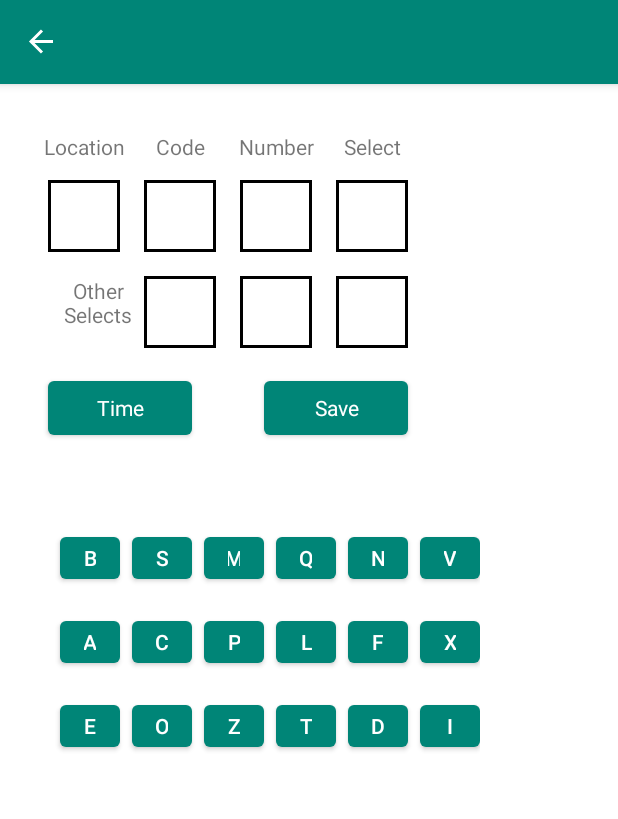
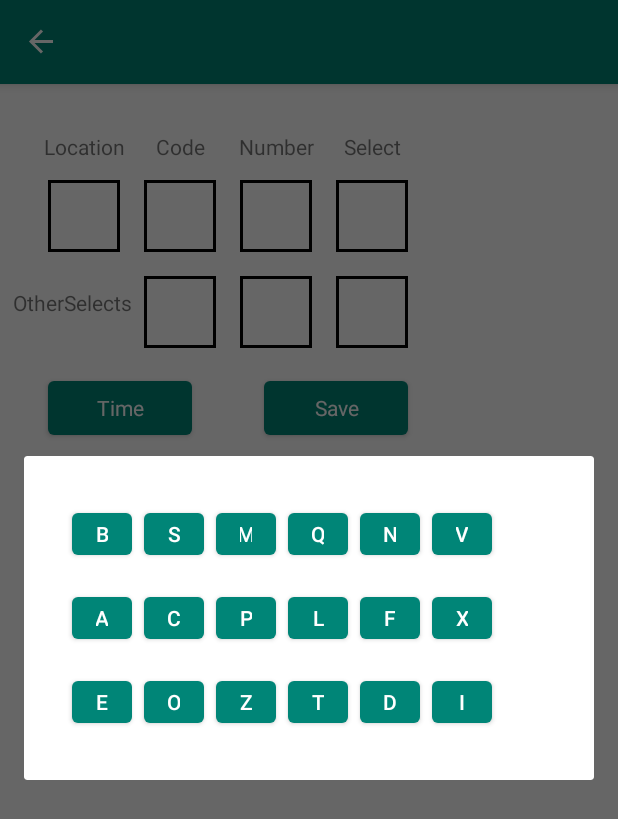
Before and after one commit to mattcs2401/RaceDayReminder, an Android app: the screen it shows after launch (MainActivity), after a tap on an icon or button, on a phone screen of 412 x 824 dp. Shown: the top 819 px of the screen. Run offline under Robolectric (Android 15) with nearby library versions, the phone set to English and light mode, and no system bars; our stand-ins replace Room's generated code, navigation-ui; 1 statement that could not run was skipped.

Commit message:
202010011024

```diff
--- /dev/null
+++ b/app/src/main/java/com/mcssoft/racedayreminder/interfaces/IKeyboard.kt
@@ -0,0 +1,11 @@
+package com.mcssoft.racedayreminder.interfaces
+
+interface IKeyboard {
+    fun setKbdLocValue(value: String)
+
+    fun setKbdCodeValue(value: String)
+
+    fun setKbdNumValue(value: String)
+
+    fun setKbdSelValue(value: String)
+}
--- /dev/null
+++ b/app/src/main/java/com/mcssoft/racedayreminder/ui/dialog/keyboard/KbdDialogBase.kt
@@ -0,0 +1,28 @@
+package com.mcssoft.racedayreminder.ui.dialog.keyboard
+
+import android.os.Bundle
+import android.view.View
+import android.view.WindowManager
+import androidx.fragment.app.DialogFragment
+import com.mcssoft.racedayreminder.interfaces.IKeyboard
+
+abstract class KbdDialogBase: DialogFragment(), View.OnClickListener {
+
+    abstract override fun onClick(view: View)
+
+    override fun onStart() {
+        super.onStart()
+        dialog?.window?.setLayout(
+            WindowManager.LayoutParams.MATCH_PARENT,
+            WindowManager.LayoutParams.WRAP_CONTENT
+        )
+    }
+
+    override fun onViewCreated(view: View, savedInstanceState: Bundle?) {
+        super.onViewCreated(view, savedInstanceState)
+
+        setupDisplayElements()
+    }
+
+    abstract fun setupDisplayElements()
+}
--- /dev/null
+++ b/app/src/main/java/com/mcssoft/racedayreminder/ui/dialog/keyboard/KbdLocationDialog.kt
@@ -0,0 +1,117 @@
+package com.mcssoft.racedayreminder.ui.dialog.keyboard
+
+import android.os.Bundle
+import android.view.LayoutInflater
+import android.view.View
+import android.view.ViewGroup
+import android.widget.Button
+import com.mcssoft.racedayreminder.databinding.KbdLocationBinding
+import com.mcssoft.racedayreminder.interfaces.IKeyboard
+
+class KbdLocationDialog(private var iKeyboard: IKeyboard): KbdDialogBase() {
+
+    companion object {
+        const val TAG = "KbdLocationDialog"
+    }
+
+    //<editor-fold default state="collapsed" desc="Region: Lifecycle">
+    override fun onCreateView(inflater: LayoutInflater, container: ViewGroup?, savedInstanceState: Bundle?): View? {
+//        return super.onCreateView(inflater, container, savedInstanceState)
+        binding = KbdLocationBinding.inflate(inflater, container, false)
+        return binding.root
+    }
+    //</editor-fold>
+
+    //<editor-fold default state="collapsed" desc="Region: Click Listener">
+    override fun onClick(view: View) {
+        when(view.id) {
+            btnLocA.id -> value = "A"
+            btnLocB.id -> value = "B"
+            btnLocC.id -> value = "C"
+            btnLocD.id -> value = "D"
+            btnLocE.id -> value = "E"
+            btnLocF.id -> value = "F"
+            btnLocI.id -> value = "I"
+            btnLocL.id -> value = "L"
+            btnLocM.id -> value = "M"
+            btnLocN.id -> value = "N"
+            btnLocO.id -> value = "O"
+            btnLocP.id -> value = "P"
+            btnLocQ.id -> value = "Q"
+            btnLocS.id -> value = "S"
+            btnLocT.id -> value = "T"
+            btnLocV.id -> value = "V"
+            btnLocX.id -> value = "X"
+            btnLocZ.id -> value = "Z"
+        }
+        iKeyboard.setKbdLocValue(value)
+        dismiss()
+    }
+    //</editor-fold>
+
+    //<editor-fold default state="collapsed" desc="Region: Utility">
+    override fun setupDisplayElements() {
+        btnLocA = binding.idBtnLocA
+        btnLocA.setOnClickListener(this)
+        btnLocB = binding.idBtnLocB
+        btnLocB.setOnClickListener(this)
+        btnLocC = binding.idBtnLocC
+        btnLocC.setOnClickListener(this)
+        btnLocD = binding.idBtnLocD
+        btnLocD.setOnClickListener(this)
+        btnLocE = binding.idBtnLocE
+        btnLocE.setOnClickListener(this)
+        btnLocF = binding.idBtnLocF
+        btnLocF.setOnClickListener(this)
+        btnLocI = binding.idBtnLocI
+        btnLocI.setOnClickListener(this)
+        btnLocL = binding.idBtnLocL
+        btnLocL.setOnClickListener(this)
+        btnLocM = binding.idBtnLocM
+        btnLocM.setOnClickListener(this)
+        btnLocN = binding.idBtnLocN
+        btnLocN.setOnClickListener(this)
+        btnLocO = binding.idBtnLocO
+        btnLocO.setOnClickListener(this)
+        btnLocP = binding.idBtnLocP
+        btnLocP.setOnClickListener(this)
+        btnLocQ = binding.idBtnLocQ
+        btnLocQ.setOnClickListener(this)
+        btnLocS = binding.idBtnLocS
+        btnLocS.setOnClickListener(this)
+        btnLocT = binding.idBtnLocT
+        btnLocT.setOnClickListener(this)
+        btnLocV = binding.idBtnLocV
+        btnLocV.setOnClickListener(this)
+        btnLocX = binding.idBtnLocX
+        btnLocX.setOnClickListener(this)
+        btnLocZ = binding.idBtnLocZ
+        btnLocZ.setOnClickListener(this)
+    }
+    //</editor-fold>
+
+    //<editor-fold default state="collapsed" desc="Region: Private vars">
+    private lateinit var binding: KbdLocationBinding
+
+    private lateinit var btnLocA: Button
+    private lateinit var btnLocB: Button
+    private lateinit var btnLocC: Button
+    private lateinit var btnLocD: Button
+    private lateinit var btnLocE: Button
+    private lateinit var btnLocF: Button
+    private lateinit var btnLocI: Button
+    private lateinit var btnLocL: Button
+    private lateinit var btnLocM: Button
+    private lateinit var btnLocN: Button
+    private lateinit var btnLocO: Button
+    private lateinit var btnLocP: Button
+    private lateinit var btnLocQ: Button
+    private lateinit var btnLocS: Button
+    private lateinit var btnLocT: Button
+    private lateinit var btnLocV: Button
+    private lateinit var btnLocX: Button
+    private lateinit var btnLocZ: Button
+
+    private lateinit var value: String
+    //</editor-fold>
+}
--- a/app/src/main/java/com/mcssoft/racedayreminder/ui/fragment/EditFragment.kt
+++ b/app/src/main/java/com/mcssoft/racedayreminder/ui/fragment/EditFragment.kt
@@ -1,23 +1,21 @@
 package com.mcssoft.racedayreminder.ui.fragment
 
 import android.os.Bundle
-import android.view.LayoutInflater
-import android.view.View
-import android.view.ViewGroup
-import android.view.ViewStub
+import android.view.*
 import android.widget.Button
 import android.widget.TextView
-import android.widget.Toast
 import androidx.appcompat.widget.Toolbar
 import androidx.fragment.app.Fragment
 import com.google.android.material.bottomnavigation.BottomNavigationView
 import com.mcssoft.racedayreminder.R
 import com.mcssoft.racedayreminder.databinding.EditFragmentBinding
+import com.mcssoft.racedayreminder.interfaces.IKeyboard
 import com.mcssoft.racedayreminder.interfaces.ITimePicker
+import com.mcssoft.racedayreminder.ui.dialog.keyboard.KbdLocationDialog
+import com.mcssoft.racedayreminder.ui.dialog.keyboard.KbdCodeDialog
 import kotlinx.android.synthetic.main.main_activity.*
-import org.koin.android.ext.android.bind
 
-class EditFragment: Fragment(), View.OnClickListener, ITimePicker {
+class EditFragment: Fragment(), View.OnClickListener, ITimePicker, IKeyboard {
 
     //<editor-fold default state="collapsed" desc="Region: Lifecycle">
     override fun onCreateView(inflater: LayoutInflater, container: ViewGroup?,
@@ -36,7 +34,6 @@ class EditFragment: Fragment(), View.OnClickListener, ITimePicker {
     //<editor-fold default state="collapsed" desc="Region: Utility">
     /**
      * Setup base UI elements.
-     * @Note Called by the initialiseUI() method.
      */
     private fun setupDisplayElements() {
         // Hide the bottom nav view.
@@ -60,20 +57,19 @@ class EditFragment: Fragment(), View.OnClickListener, ITimePicker {
         tvSel4.setOnClickListener(this)
         btnTime = binding.idBtnTime
         btnTime.setOnClickListener(this)
-
-//        viewStub = binding.idViewStub  // <- this shows as an error but still compiles etc.
-        viewStub = activity?.findViewById(R.id.id_view_stub) as ViewStub
-
     }
     //</editor-fold>
 
     //<editor-fold default state="collapsed" desc="Region: OnClickListener">
     override fun onClick(view: View) {
+        val bp = ""
         when(view.id) {
             tvLoc.id -> {
-                viewStub.layoutResource = R.layout.kbd_location
-                viewStub.inflate()
-                Toast.makeText(activity, "Location selected.", Toast.LENGTH_SHORT).show() }
+                KbdLocationDialog(this).show(requireActivity().supportFragmentManager, KbdLocationDialog.TAG)
+            }
+            tvCode.id -> {
+                KbdCodeDialog(this).show(requireActivity().supportFragmentManager, KbdCodeDialog.TAG)
+            }
         }
     }
     //</editor-fold>
@@ -82,6 +78,25 @@ class EditFragment: Fragment(), View.OnClickListener, ITimePicker {
     override fun setTime(time: Long) {
         // TODO("Not yet implemented")
     }
+    //</editor-fold>
+
+    //<editor-fold default state="collapsed" desc="Region: IKeyboard">
+    override fun setKbdLocValue(value: String) {
+        tvLoc.text = value
+    }
+
+    override fun setKbdCodeValue(value: String) {
+        tvCode.text = value
+    }
+
+    override fun setKbdNumValue(value: String) {
+        tvNum.text = value
+    }
+
+    override fun setKbdSelValue(value: String) {
+        tvSel.text = value
+    }
+
     //</editor-fold>
 
     private lateinit var binding: EditFragmentBinding//? = null
@@ -97,7 +112,4 @@ class EditFragment: Fragment(), View.OnClickListener, ITimePicker {
     private lateinit var tvSel4: TextView
 
     private lateinit var btnTime: Button
-
-    private lateinit var viewStub: ViewStub
-
 }
--- a/app/src/main/res/layout/edit_fragment.xml
+++ b/app/src/main/res/layout/edit_fragment.xml
@@ -1,5 +1,6 @@
 <?xml version="1.0" encoding="utf-8"?>
-<androidx.constraintlayout.widget.ConstraintLayout xmlns:android="http://schemas.android.com/apk/res/android"
+<androidx.constraintlayout.widget.ConstraintLayout
+    xmlns:android="http://schemas.android.com/apk/res/android"
     xmlns:app="http://schemas.android.com/apk/res-auto"
     xmlns:tools="http://schemas.android.com/tools"
     android:id="@+id/id_edit_fragment"
@@ -7,17 +8,6 @@
     android:layout_height="match_parent"
     android:visibility="visible"
     tools:context=".ui.fragment.EditFragment">
-
-
-    <!--    <ViewStub-->
-    <!--        android:id="@+id/id_edit_single_view_stub"-->
-    <!--        android:layout_width="match_parent"-->
-    <!--        android:layout_height="wrap_content"-->
-    <!--        android:layout_marginTop="32dp"-->
-    <!--        android:layout="@layout/edit_single"-->
-    <!--        app:layout_constraintEnd_toEndOf="parent"-->
-    <!--        app:layout_constraintStart_toStartOf="parent"-->
-    <!--        app:layout_constraintTop_toTopOf="@+id/guideline" />-->
 
     <androidx.constraintlayout.widget.Guideline
         android:id="@+id/id_guideline_h_top"
@@ -33,6 +23,8 @@
         android:layout_marginStart="32dp"
         android:layout_marginTop="32dp"
         android:background="@drawable/tv_border"
+        android:gravity="center_horizontal|center_vertical"
+        android:textAppearance="@android:style/TextAppearance.Material.Large"
         app:layout_constraintStart_toStartOf="parent"
         app:layout_constraintTop_toTopOf="@+id/id_guideline_h_top"
         tools:visibility="visible" />
@@ -44,6 +36,8 @@
         android:layout_marginStart="16dp"
         android:layout_marginTop="32dp"
         android:background="@drawable/tv_border"
+        android:gravity="center_horizontal|center_vertical"
+        android:textAppearance="@android:style/TextAppearance.Material.Large"
         app:layout_constraintStart_toEndOf="@+id/id_tv_loc"
         app:layout_constraintTop_toTopOf="@+id/id_guideline_h_top" />
 
@@ -54,6 +48,8 @@
         android:layout_marginStart="16dp"
         android:layout_marginTop="32dp"
         android:background="@drawable/tv_border"
+        android:gravity="center_horizontal|center_vertical"
+        android:textAppearance="@android:style/TextAppearance.Material.Large"
         app:layout_constraintStart_toEndOf="@+id/id_tv_code"
         app:layout_constraintTop_toTopOf="@+id/id_guideline_h_top" />
 
@@ -64,6 +60,8 @@
         android:layout_marginStart="16dp"
         android:layout_marginTop="32dp"
         android:background="@drawable/tv_border"
+        android:gravity="center_horizontal|center_vertical"
+        android:textAppearance="@android:style/TextAppearance.Material.Large"
         app:layout_constraintStart_toEndOf="@+id/id_tv_num"
         app:layout_constraintTop_toTopOf="@+id/id_guideline_h_top" />
 
@@ -74,6 +72,8 @@
         android:layout_marginStart="96dp"
         android:layout_marginTop="96dp"
         android:background="@drawable/tv_border"
+        android:gravity="center_horizontal|center_vertical"
+        android:textAppearance="@android:style/TextAppearance.Material.Large"
         app:layout_constraintStart_toStartOf="parent"
         app:layout_constraintTop_toTopOf="@+id/id_guideline_h_top" />
 
@@ -84,6 +84,8 @@
         android:layout_marginStart="16dp"
         android:layout_marginTop="96dp"
         android:background="@drawable/tv_border"
+        android:gravity="center_horizontal|center_vertical"
+        android:textAppearance="@android:style/TextAppearance.Material.Large"
         app:layout_constraintStart_toEndOf="@+id/id_tv_sel2"
         app:layout_constraintTop_toTopOf="@+id/id_guideline_h_top" />
 
@@ -94,6 +96,8 @@
         android:layout_marginStart="16dp"
         android:layout_marginTop="96dp"
         android:background="@drawable/tv_border"
+        android:gravity="center_horizontal|center_vertical"
+        android:textAppearance="@android:style/TextAppearance.Material.Large"
         app:layout_constraintStart_toEndOf="@+id/id_tv_sel3"
         app:layout_constraintTop_toTopOf="@+id/id_guideline_h_top" />
 
@@ -103,7 +107,7 @@
         android:layout_height="48dp"
         android:layout_marginTop="160dp"
         android:drawableStart="@drawable/ic_clock_outline"
-        android:text="Time"
+        android:text="@string/lbl_time"
         android:textAppearance="@android:style/TextAppearance.Material.Small"
         app:layout_constraintStart_toStartOf="@+id/id_tv_loc"
         app:layout_constraintTop_toTopOf="@+id/id_guideline_h_top" />
@@ -112,7 +116,7 @@
         android:id="@+id/textView3"
         android:layout_width="wrap_content"
         android:layout_height="wrap_content"
-        android:text="Location"
+        android:text="@string/lbl_location"
         android:textAppearance="@android:style/TextAppearance.Material.Small"
         app:layout_constraintEnd_toEndOf="@+id/id_tv_loc"
         app:layout_constraintStart_toStartOf="@+id/id_tv_loc"
@@ -122,7 +126,7 @@
         android:id="@+id/textView4"
         android:layout_width="wrap_content"
         android:layout_height="wrap_content"
-        android:text="Code"
+        android:text="@string/lbl_code"
         android:textAppearance="@android:style/TextAppearance.Material.Small"
         app:layout_constraintEnd_toEndOf="@+id/id_tv_code"
         app:layout_constraintStart_toStartOf="@+id/id_tv_code"
@@ -132,7 +136,7 @@
         android:id="@+id/textView5"
         android:layout_width="wrap_content"
         android:layout_height="wrap_content"
-        android:text="Number"
+        android:text="@string/lbl_number"
         android:textAppearance="@android:style/TextAppearance.Material.Small"
         app:layout_constraintEnd_toEndOf="@+id/id_tv_num"
         app:layout_constraintStart_toStartOf="@+id/id_tv_num"
@@ -142,7 +146,7 @@
         android:id="@+id/textView6"
         android:layout_width="wrap_content"
         android:layout_height="wrap_content"
-        android:text="Select"
+        android:text="@string/lbl_select"
         android:textAppearance="@android:style/TextAppearance.Material.Small"
         app:layout_constraintEnd_toEndOf="@+id/id_tv_sel"
         app:layout_constraintStart_toStartOf="@+id/id_tv_sel"
@@ -154,7 +158,8 @@
         android:layout_height="wrap_content"
         android:layout_marginEnd="8dp"
         android:gravity="center_horizontal|center_vertical"
-        android:text="Other\nSelects"
+        android:text="@string/lbl_selects"
+        android:lines="2"
         android:textAppearance="@android:style/TextAppearance.Material.Small"
         app:layout_constraintEnd_toStartOf="@+id/id_tv_sel2"
         app:layout_constraintTop_toTopOf="@+id/id_tv_sel2" />
@@ -164,7 +169,7 @@
         android:layout_width="96dp"
         android:layout_height="48dp"
         android:layout_marginTop="160dp"
-        android:text="Save"
+        android:text="@string/lbl_save"
         android:textAppearance="@android:style/TextAppearance.Material.Small"
         app:layout_constraintEnd_toEndOf="@+id/id_tv_sel"
         app:layout_constraintTop_toTopOf="@+id/id_guideline_h_top" />
@@ -178,14 +183,15 @@
         app:layout_constraintGuide_begin="256dp"
         app:layout_constraintTop_toTopOf="parent" />
 
-    <ViewStub
-        android:id="@+id/id_view_stub"
-        android:layout_width="wrap_content"
-        android:layout_height="wrap_content"
-        android:layout_marginStart="32dp"
-        android:layout_marginTop="32dp"
-        app:layout_constraintStart_toStartOf="parent"
-        app:layout_constraintTop_toTopOf="@+id/guideline2" />
-
+<!--    <ViewStub-->
+<!--        tools:visibility="visible"-->
+<!--        android:id="@+id/id_view_stub"-->
+<!--        android:inflatedId="@+id/id_view_stub_inflated"-->
+<!--        android:layout_width="wrap_content"-->
+<!--        android:layout_height="wrap_content"-->
+<!--        android:layout_marginStart="32dp"-->
+<!--        android:layout_marginTop="32dp"-->
+<!--        app:layout_constraintStart_toStartOf="parent"-->
+<!--        app:layout_constraintTop_toTopOf="@+id/guideline2" />-->
 
 </androidx.constraintlayout.widget.ConstraintLayout>
--- a/app/src/main/res/layout/kbd_location.xml
+++ b/app/src/main/res/layout/kbd_location.xml
@@ -9,8 +9,8 @@
         android:id="@+id/id_btn_loc_B"
         android:layout_width="40dp"
         android:layout_height="40dp"
-        android:layout_marginStart="8dp"
-        android:layout_marginTop="8dp"
+        android:layout_marginStart="32dp"
+        android:layout_marginTop="32dp"
         android:text="B"
         app:layout_constraintStart_toStartOf="parent"
         app:layout_constraintTop_toTopOf="parent" />
@@ -20,7 +20,7 @@
         android:layout_width="40dp"
         android:layout_height="40dp"
         android:layout_marginStart="8dp"
-        android:layout_marginTop="8dp"
+        android:layout_marginTop="32dp"
         android:text="S"
         app:layout_constraintStart_toEndOf="@id/id_btn_loc_B"
         app:layout_constraintTop_toTopOf="parent" />
@@ -30,7 +30,7 @@
         android:layout_width="40dp"
         android:layout_height="40dp"
         android:layout_marginStart="8dp"
-        android:layout_marginTop="8dp"
+        android:layout_marginTop="32dp"
         android:text="M"
         app:layout_constraintStart_toEndOf="@id/id_btn_loc_S"
         app:layout_constraintTop_toTopOf="parent" />
@@ -40,7 +40,7 @@
         android:layout_width="40dp"
         android:layout_height="40dp"
         android:layout_marginStart="8dp"
-        android:layout_marginTop="8dp"
+        android:layout_marginTop="32dp"
         android:text="Q"
         app:layout_constraintStart_toEndOf="@id/id_btn_loc_M"
         app:layout_constraintTop_toTopOf="parent" />
@@ -50,7 +50,7 @@
         android:layout_width="40dp"
         android:layout_height="40dp"
         android:layout_marginStart="8dp"
-        android:layout_marginTop="8dp"
+        android:layout_marginTop="32dp"
         android:text="N"
         app:layout_constraintStart_toEndOf="@id/id_btn_loc_Q"
         app:layout_constraintTop_toTopOf="parent" />
@@ -60,7 +60,7 @@
         android:layout_width="40dp"
         android:layout_height="40dp"
         android:layout_marginStart="8dp"
-        android:layout_marginTop="8dp"
+        android:layout_marginTop="32dp"
         android:text="V"
         app:layout_constraintStart_toEndOf="@id/id_btn_loc_N"
         app:layout_constraintTop_toTopOf="parent" />
@@ -69,7 +69,7 @@
         android:id="@+id/id_btn_loc_A"
         android:layout_width="40dp"
         android:layout_height="40dp"
-        android:layout_marginStart="8dp"
+        android:layout_marginStart="32dp"
         android:layout_marginTop="16dp"
         android:text="A"
         app:layout_constraintStart_toStartOf="parent"
@@ -129,7 +129,7 @@
         android:id="@+id/id_btn_loc_E"
         android:layout_width="40dp"
         android:layout_height="40dp"
-        android:layout_marginStart="8dp"
+        android:layout_marginStart="32dp"
         android:layout_marginTop="16dp"
         android:text="E"
         app:layout_constraintStart_toStartOf="parent"
@@ -185,4 +185,18 @@
         app:layout_constraintStart_toEndOf="@+id/id_btn_loc_D"
         app:layout_constraintTop_toBottomOf="@+id/id_btn_loc_A" />
 
+    <androidx.constraintlayout.widget.Guideline
+        android:id="@+id/guideline3"
+        android:layout_width="wrap_content"
+        android:layout_height="wrap_content"
+        android:orientation="horizontal"
+        app:layout_constraintGuide_begin="216dp" />
+
+    <androidx.constraintlayout.widget.Guideline
+        android:id="@+id/guideline4"
+        android:layout_width="wrap_content"
+        android:layout_height="wrap_content"
+        android:orientation="vertical"
+        app:layout_constraintGuide_begin="344dp" />
+
 </androidx.constraintlayout.widget.ConstraintLayout>
--- a/app/src/main/res/values/strings.xml
+++ b/app/src/main/res/values/strings.xml
@@ -41,5 +41,15 @@
     <!-- Button labels. -->
     <string name="lbl_cancel">Cancel</string>
     <string name="lbl_ok">OK</string>
+    <string name="lbl_save">Save</string>
+    <string name="lbl_time">Time</string>
+
+    <!-- Labels. -->
+    <string name="lbl_location">Location</string>
+    <string name="lbl_code">Code</string>
+    <string name="lbl_number">Number</string>
+    <string name="lbl_select">Select</string>
+    <string name="lbl_selects">Other<br></br>Selects</string> <!-- \n doesn't work in resource -->
+
 
 </resources>
```
Also changed, not shown: app/src/main/java/com/mcssoft/racedayreminder/ui/dialog/keyboard/KbdCodeDialog.kt (added, +61 -0 lines), app/src/main/res/layout/kbd_code.xml (+31 -19 lines), 1 other file.
